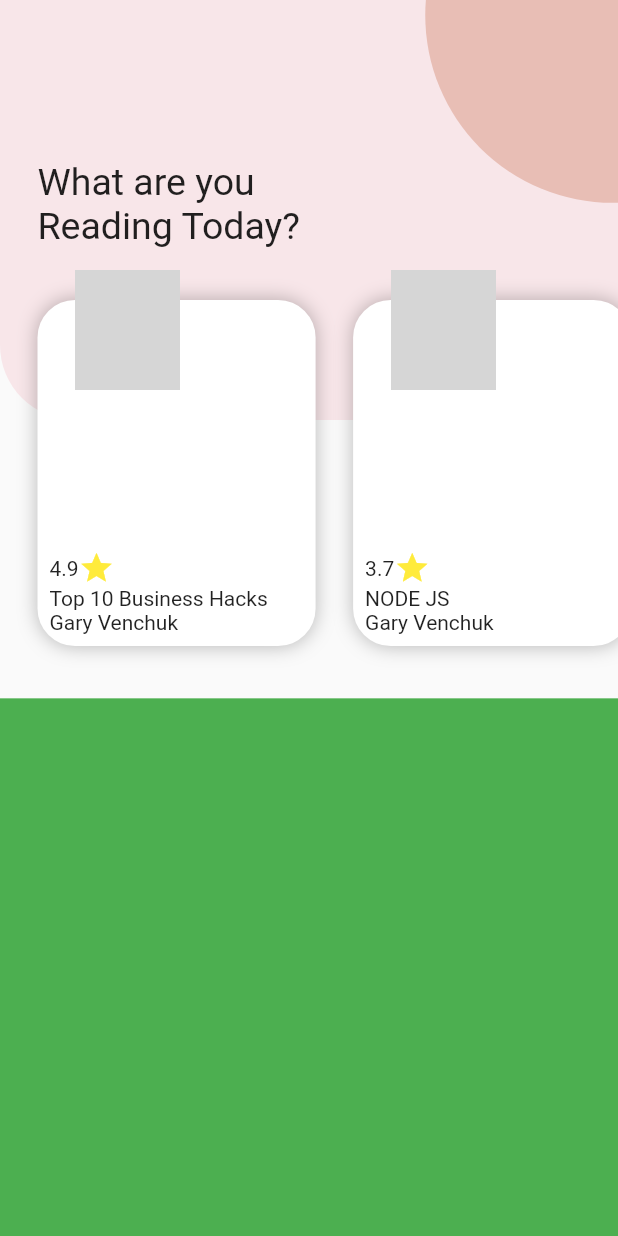
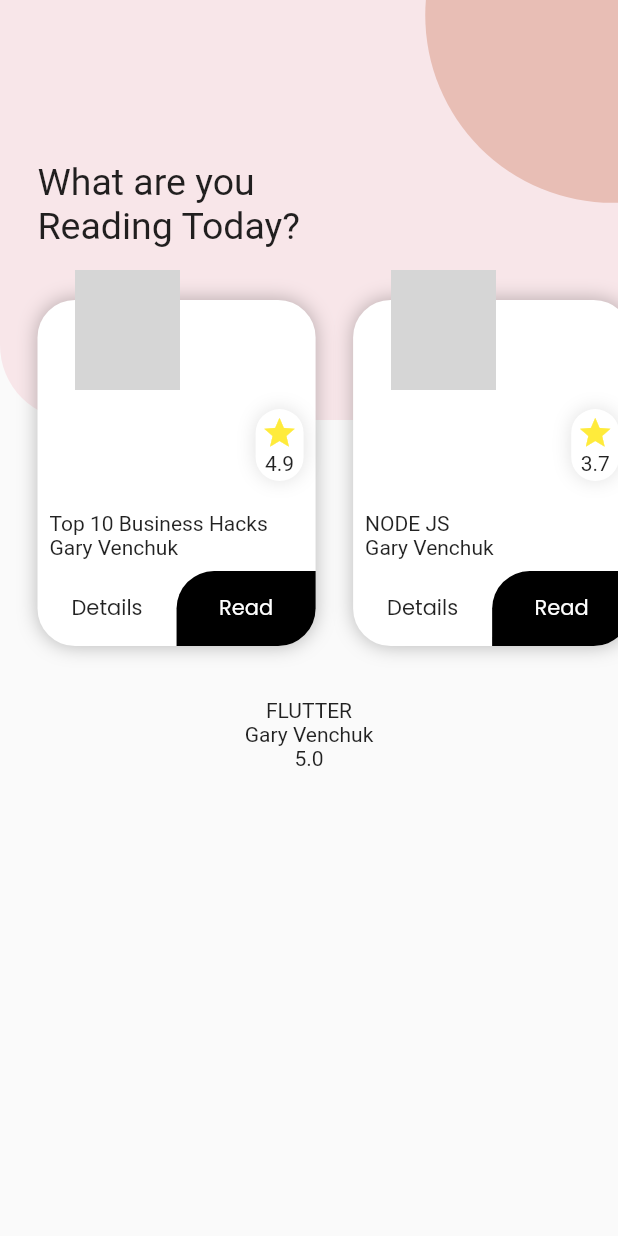
Before and after one commit to hassan12-code/book_reading_new, a Flutter app: the screen it shows after launch, on a phone screen of 412 x 824 dp. Run offline on Flutter 3.47's test engine with Material 2 defaults, Android fonts, the phone set to English and light mode, and no system bars; our stand-ins replace font_awesome_flutter, google_fonts; network calls fail; grey boxes are pictures that could not be loaded.

```diff
--- a/lib/screens/home.dart
+++ b/lib/screens/home.dart
@@ -33,13 +33,48 @@ class Home extends StatelessWidget {
                 height: MediaQuery.of(context).size.height * 0.13,
               ),
               Expanded(
+                flex: 3,
                 child: ReadingSection(books: user.books),
               ),
-              Expanded(child: Container(color: Colors.green))
+              Expanded(
+                  flex: 2,
+                  child: BestOfTheDay(book: getBestOfTheDayBook(user.books))),
+              Expanded(
+                flex: 1,
+                child: Container(),
+              )
             ],
           ),
         ],
       ),
     );
   }
+
+  Book getBestOfTheDayBook(List<Book> books) {
+    List<Book> booksToSort = books.map((e) => e).toList();
+    booksToSort.sort((a, b) => b.rating.compareTo(a.rating));
+
+    return booksToSort.first;
+  }
 }
+
+class BestOfTheDay extends StatelessWidget {
+  const BestOfTheDay({
+    Key? key,
+    required this.book,
+  }) : super(key: key);
+
+  final Book book;
+
+  @override
+  Widget build(BuildContext context) {
+    return Container(
+        child: Column(
+      children: [
+        Text(book.title),
+        Text(book.author),
+        Text(book.rating.toString()),
+      ],
+    ));
+  }
+}
--- a/lib/widgets/home_widget/book_information.dart
+++ b/lib/widgets/home_widget/book_information.dart
@@ -1,14 +1,26 @@
 import 'package:book_reading/models/user.dart';
 import 'package:book_reading/utils/utils.dart';
+import 'package:book_reading/widgets/home_widget/rating.dart';
 import 'package:flutter/material.dart';
+import 'package:google_fonts/google_fonts.dart';
 
-class BookInformation extends StatelessWidget {
-  const BookInformation({
+class BookInformation extends StatefulWidget {
+  BookInformation({
     Key? key,
     required this.book,
+    required this.onShowingDetails,
   }) : super(key: key);
 
   final Book book;
+
+  final Function(bool) onShowingDetails;
+
+  @override
+  State<BookInformation> createState() => _BookInformationState();
+}
+
+class _BookInformationState extends State<BookInformation> {
+  bool isShowingDetails = false;
 
   @override
   Widget build(BuildContext context) {
@@ -25,25 +37,94 @@ class BookInformation extends StatelessWidget {
             )
           ],
         ),
-        child: Padding(
+        child: Column(
+          crossAxisAlignment: CrossAxisAlignment.start,
+          mainAxisAlignment: MainAxisAlignment.end,
+          children: [
+            isShowingDetails == true
+                ? BookDetails(details: widget.book.details)
+                : Padding(
                     padding: const EdgeInsets.all(8.0),
                     child: Column(
                       crossAxisAlignment: CrossAxisAlignment.start,
                       mainAxisAlignment: MainAxisAlignment.end,
                       children: [
                         Row(
+                          mainAxisAlignment: MainAxisAlignment.end,
                           children: [
-                  Text(book.rating.toString()),
-                  Icon(
-                    Icons.star_outlined,
-                    color: Colors.yellow,
+                            Rating(rating: widget.book.rating),
+                          ],
+                        ),
+                        SizedBox(height: 20),
+                        Text(widget.book.title),
+                        Text(widget.book.author),
+                      ],
+                    ),
+                  ),
+            SizedBox(
+              height: 50,
+              child: Row(
+                children: [
+                  Expanded(
+                    child: GestureDetector(
+                      onTap: () {
+                        if (isShowingDetails == false) {
+                          isShowingDetails = true;
+                        } else {
+                          isShowingDetails = false;
+                        }
+                        setState(() {});
+                        widget.onShowingDetails(isShowingDetails);
+                      },
+                      child: Container(
+                        child: Center(
+                          child: Text(
+                            'Details',
+                            style: GoogleFonts.poppins(),
+                          ),
+                        ),
+                      ),
+                    ),
+                  ),
+                  Expanded(
+                    child: Container(
+                      decoration: BoxDecoration(
+                        color: Colors.black,
+                        borderRadius: BorderRadius.only(
+                          topLeft: Radius.circular(25),
+                          bottomRight: Radius.circular(25),
+                        ),
+                      ),
+                      child: Center(
+                        child: Text(
+                          'Read',
+                          style: GoogleFonts.poppins(
+                            color: Colors.white,
+                          ),
+                        ),
+                      ),
+                    ),
                   ),
                 ],
               ),
-              Text(book.title),
-              Text(book.author),
+            ),
           ],
-          ),
         ));
   }
 }
+
+class BookDetails extends StatelessWidget {
+  BookDetails({
+    Key? key,
+    required this.details,
+  }) : super(key: key);
+
+  final String details;
+  @override
+  Widget build(BuildContext context) {
+    return Padding(
+      padding: const EdgeInsets.symmetric(horizontal: 8.0),
+      child: Text(details, style: GoogleFonts.poppins(fontSize: 12)),
+    );
+  }
+}
--- /dev/null
+++ b/lib/widgets/home_widget/rating.dart
@@ -0,0 +1,36 @@
+import 'package:flutter/material.dart';
+
+class Rating extends StatelessWidget {
+  const Rating({
+    Key? key,
+    required this.rating,
+  }) : super(key: key);
+
+  final double rating;
+
+  @override
+  Widget build(BuildContext context) {
+    return Container(
+      padding: EdgeInsets.all(4),
+      decoration: BoxDecoration(
+        color: Colors.white,
+        borderRadius: BorderRadius.circular(25),
+        boxShadow: [
+          BoxShadow(
+            color: Colors.black12,
+            blurRadius: 10,
+          ),
+        ],
+      ),
+      child: Column(
+        children: [
+          Icon(
+            Icons.star_outlined,
+            color: Colors.yellow,
+          ),
+          Text(rating.toString()),
+        ],
+      ),
+    );
+  }
+}
--- a/lib/widgets/home_widget/reading_section.dart
+++ b/lib/widgets/home_widget/reading_section.dart
@@ -4,13 +4,20 @@ import 'package:book_reading/widgets/home_widget/book_cover.dart';
 import 'package:book_reading/widgets/home_widget/book_information.dart';
 import 'package:flutter/material.dart';
 
-class ReadingSection extends StatelessWidget {
-  const ReadingSection({
+class ReadingSection extends StatefulWidget {
+  ReadingSection({
     Key? key,
     required this.books,
   }) : super(key: key);
 
   final List<Book> books;
+
+  @override
+  State<ReadingSection> createState() => _ReadingSectionState();
+}
+
+class _ReadingSectionState extends State<ReadingSection> {
+  bool isShowingCover = true;
 
   @override
   Widget build(BuildContext context) {
@@ -28,23 +35,30 @@ class ReadingSection extends StatelessWidget {
           child: ListView(
             padding: EdgeInsets.symmetric(horizontal: 25),
             scrollDirection: Axis.horizontal,
-              children: books.map((book) {
+            children: widget.books.map((book) {
               return Padding(
                 padding: const EdgeInsets.only(right: 25.0),
                 child: Center(
                   child: Stack(
                     clipBehavior: Clip.none,
                     children: [
-                        BookInformation(book: book),
-                        BookCover(bookCover: book.bookCover),
+                      BookInformation(
+                        book: book,
+                        onShowingDetails: (bool isShowingDetails) {
+                          print("I AM RUNNING HERE");
+                          setState(() {
+                            isShowingCover = !isShowingDetails;
+                          });
+                        },
+                      ),
+                      isShowingCover == true
+                          ? BookCover(bookCover: book.bookCover)
+                          : SizedBox(),
                     ],
                   ),
                 ),
               );
-              }).toList()
-              //  [
-              //
-              // ],
+            }).toList(),
           ),
         )
       ],
```
Lines whose indentation alone changed are shown as unchanged.
